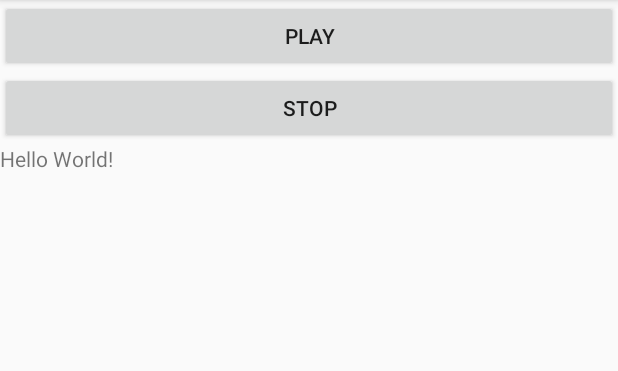
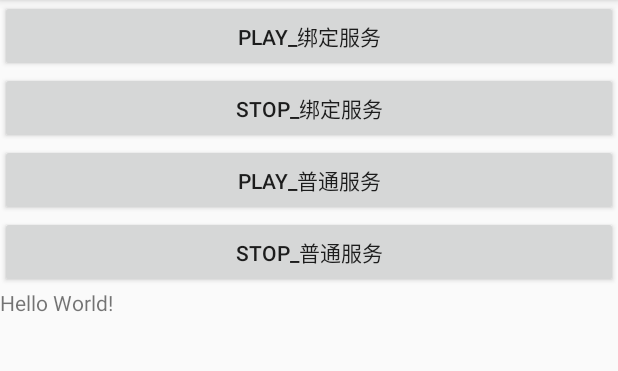
Before and after one commit to chentaishan/ChentsDemo, an Android app: the screen it shows after launch (MainActivity), on a phone screen of 412 x 824 dp, the part 84-455 px from its top. Run offline under Robolectric (Android 15) with nearby library versions, the phone set to English and light mode, and no system bars.

Commit message:
add normal service test

```diff
--- a/servicedemo/src/main/AndroidManifest.xml
+++ b/servicedemo/src/main/AndroidManifest.xml
@@ -16,7 +16,9 @@
                 <category android:name="android.intent.category.LAUNCHER" />
             </intent-filter>
         </activity>
-        <service android:name=".MyService"/>
+        <service android:name=".MyNormalService"/>
+        <service android:name=".MyBindService"/>
+
 
     </application>
 
--- a/servicedemo/src/main/java/com/example/servicedemo/MainActivity.java
+++ b/servicedemo/src/main/java/com/example/servicedemo/MainActivity.java
@@ -18,10 +18,18 @@ public class MainActivity extends AppCompatActivity implements View.OnClickListe
     private TextView mResult;
     private MyServiceConnection mConnection;
 
-    MyService service1;
+    MyBindService service1;
 
 
     private static final String TAG = "MainActivity";
+    /**
+     * play
+     */
+    private Button mPlayNormalClick;
+    /**
+     * stop
+     */
+    private Button mStopNormalClick;
 
     class MyServiceConnection implements ServiceConnection {
 
@@ -31,9 +39,8 @@ public class MainActivity extends AppCompatActivity implements View.OnClickListe
 
             Log.d(TAG, "onServiceConnected: ");
 
-            MyService.MyBinder myBinder = (MyService.MyBinder) service;
+            MyBindService.MyBinder myBinder = (MyBindService.MyBinder) service;
             service1 = myBinder.getService();
-
 
 
             service1.start();
@@ -63,6 +70,11 @@ public class MainActivity extends AppCompatActivity implements View.OnClickListe
 
         mPlayClick.setOnClickListener(this);
         mStopClick.setOnClickListener(this);
+        mPlayNormalClick = (Button) findViewById(R.id.play_normal_click);
+        mPlayNormalClick.setOnClickListener(this);
+        mStopNormalClick = (Button) findViewById(R.id.stop_normal_click);
+        mStopNormalClick.setOnClickListener(this);
+        mResult.setOnClickListener(this);
     }
 
     @Override
@@ -72,7 +84,7 @@ public class MainActivity extends AppCompatActivity implements View.OnClickListe
 
             case R.id.play_click:
 
-                Intent intent = new Intent(this, MyService.class);
+                Intent intent = new Intent(this, MyBindService.class);
 
                 intent.putExtra("data", 10);
                 mConnection = new MyServiceConnection();
@@ -81,17 +93,23 @@ public class MainActivity extends AppCompatActivity implements View.OnClickListe
                 //参数 BIND_AUTO_CREATE：当服务存在时则直接绑定，当服务不存在时则创建服务并绑定
                 bindService(intent, mConnection, BIND_AUTO_CREATE);
 
+                break;
+            case R.id.stop_click:
+                unbindService(mConnection);
 
-//                startService(new Intent(MainActivity.this,MyService.class));
+
 
                 break;
-            case R.id.stop_click:
-//                stopService(new Intent(MainActivity.this,MyService.class));
+            case R.id.play_normal_click:
+                Intent intent1 = new Intent(this, MyNormalService.class);
 
+                startService(intent1);
+                break;
+            case R.id.stop_normal_click:
+                intent1 = new Intent(this, MyNormalService.class);
+                stopService(intent1);
+                break;
 
-                unbindService(mConnection);
-
-                break;
         }
     }
 
--- a/servicedemo/src/main/java/com/example/servicedemo/MyService.java
+++ b/servicedemo/src/main/java/com/example/servicedemo/MyBindService.java
@@ -6,7 +6,7 @@ import android.os.Binder;
 import android.os.IBinder;
 import android.util.Log;
 
-public class MyService extends Service {
+public class MyBindService extends Service {
 
     boolean isRunning;
     MyBinder myBinder = new MyBinder();
@@ -48,9 +48,9 @@ public class MyService extends Service {
 
         }
 
-        public MyService getService() {
+        public MyBindService getService() {
 
-            return MyService.this;
+            return MyBindService.this;
         }
 
     }
--- a/servicedemo/src/main/res/layout/activity_main.xml
+++ b/servicedemo/src/main/res/layout/activity_main.xml
@@ -10,14 +10,29 @@
 
     <Button
         android:id="@+id/play_click"
-        android:text="play"
+        android:text="play_绑定服务"
         android:layout_width="match_parent"
         android:layout_height="wrap_content" />
 
 
     <Button
         android:id="@+id/stop_click"
-        android:text="stop"
+        android:text="stop_绑定服务"
+        android:layout_width="match_parent"
+        android:layout_height="wrap_content" />
+
+
+
+    <Button
+        android:id="@+id/play_normal_click"
+        android:text="play_普通服务"
+        android:layout_width="match_parent"
+        android:layout_height="wrap_content" />
+
+
+    <Button
+        android:id="@+id/stop_normal_click"
+        android:text="stop_普通服务"
         android:layout_width="match_parent"
         android:layout_height="wrap_content" />
     <TextView
```
Also changed, not shown: servicedemo/src/main/java/com/example/servicedemo/MyNormalService.java (added, +41 -0 lines), servicedemo/src/main/java/com/example/servicedemo/MyThread.java (+14 -11 lines).
